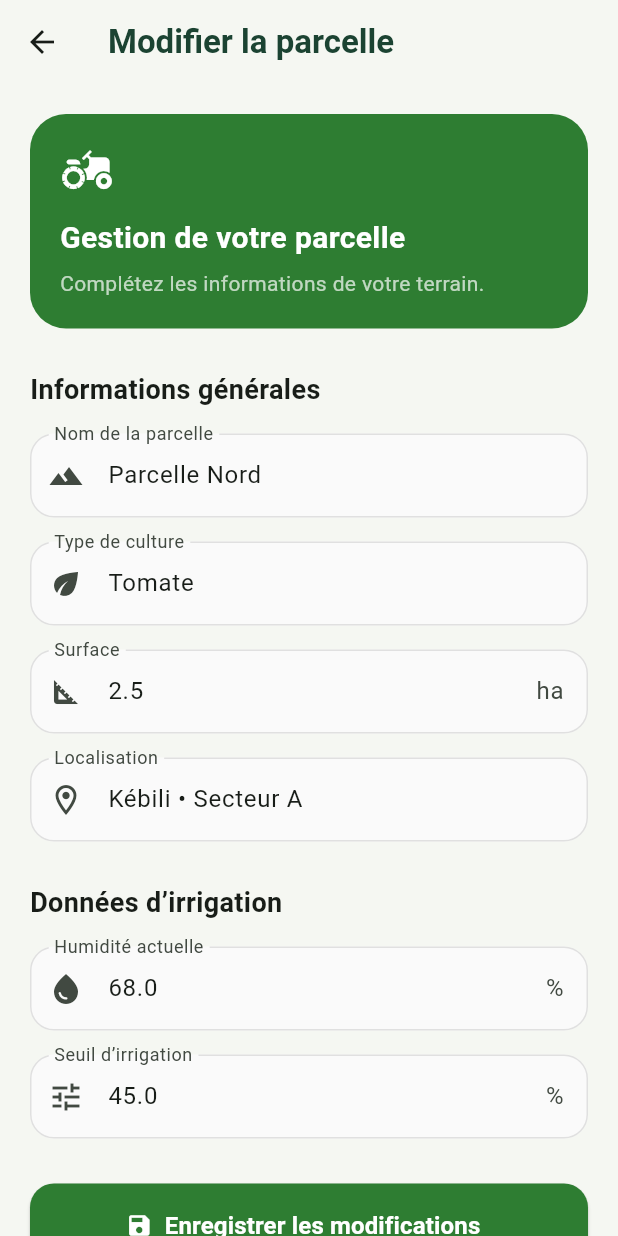
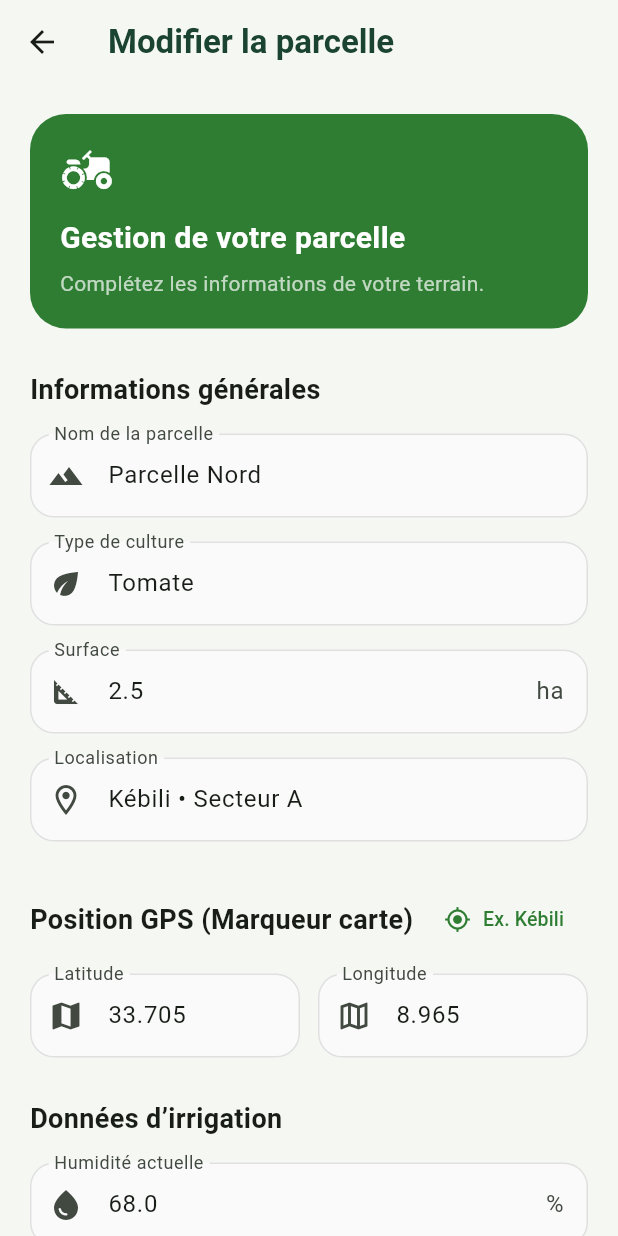
Before and after one commit to mehersoula1032-droid/agrismart_next, a Flutter app: the ParcelFormScreen screen opened directly with sample values from the repository, on a phone screen of 412 x 824 dp. Run offline on Flutter 3.47's test engine with Material 3 defaults, Android fonts, the phone set to English and light mode, and no system bars; our stand-ins replace firebase_auth, firebase_core, flutter_map, image_picker, latlong2; missing offline and left inert: google_mlkit_image_labeling; accounts and stored records are empty; network calls fail.

Commit message:
add gps farm mapping

```diff
--- a/lib/models/parcel.dart
+++ b/lib/models/parcel.dart
@@ -6,6 +6,8 @@ class Parcel {
   final double humidity;
   final double threshold;
   final String location;
+  final double? latitude;
+  final double? longitude;
 
   const Parcel({
     required this.id,
@@ -15,6 +17,8 @@ class Parcel {
     required this.humidity,
     required this.threshold,
     required this.location,
+    this.latitude,
+    this.longitude,
   });
 
   bool get needsIrrigation => humidity < threshold;
@@ -31,6 +35,8 @@ class Parcel {
     double? humidity,
     double? threshold,
     String? location,
+    double? latitude,
+    double? longitude,
   }) {
     return Parcel(
       id: id ?? this.id,
@@ -40,6 +46,8 @@ class Parcel {
       humidity: humidity ?? this.humidity,
       threshold: threshold ?? this.threshold,
       location: location ?? this.location,
+      latitude: latitude ?? this.latitude,
+      longitude: longitude ?? this.longitude,
     );
   }
 }
--- a/lib/screens/main_screen.dart
+++ b/lib/screens/main_screen.dart
@@ -1,7 +1,7 @@
 
 import 'package:flutter/material.dart';
 import 'package:provider/provider.dart';
-
+import 'gps_farm_mapping_screen.dart';
 import '../providers/auth_provider.dart';
 import 'home_screen.dart';
 import 'zones_screen.dart';
@@ -27,6 +27,7 @@ class _MainScreenState extends State<MainScreen> {
     StatisticsScreen(),
     PlantRecognitionScreen(),
     ProfileScreen(),
+    GPSFarmMappingScreen(), // Nouvel écran GPS
   ];
 
   @override
--- a/lib/screens/parcel_form_screen.dart
+++ b/lib/screens/parcel_form_screen.dart
@@ -22,6 +22,8 @@ class _ParcelFormScreenState extends State<ParcelFormScreen> {
   late TextEditingController _humidityController;
   late TextEditingController _thresholdController;
   late TextEditingController _locationController;
+  late TextEditingController _latController;
+  late TextEditingController _lngController;
 
   bool get isEditing => widget.parcel != null;
 
@@ -45,6 +47,12 @@ class _ParcelFormScreenState extends State<ParcelFormScreen> {
     _locationController = TextEditingController(
       text: parcel?.location ?? '',
     );
+    _latController = TextEditingController(
+      text: parcel?.latitude != null ? parcel!.latitude.toString() : '',
+    );
+    _lngController = TextEditingController(
+      text: parcel?.longitude != null ? parcel!.longitude.toString() : '',
+    );
   }
 
   @override
@@ -55,6 +63,8 @@ class _ParcelFormScreenState extends State<ParcelFormScreen> {
     _humidityController.dispose();
     _thresholdController.dispose();
     _locationController.dispose();
+    _latController.dispose();
+    _lngController.dispose();
     super.dispose();
   }
 
@@ -79,6 +89,19 @@ class _ParcelFormScreenState extends State<ParcelFormScreen> {
     return null;
   }
 
+  String? _validateCoordinate(String? value) {
+    if (value == null || value.trim().isEmpty) {
+      return null; // optionnel
+    }
+
+    final number = double.tryParse(value.replaceAll(',', '.'));
+    if (number == null) {
+      return 'Coordonnée invalide';
+    }
+
+    return null;
+  }
+
   Widget _buildField({
     required String label,
     required TextEditingController controller,
@@ -92,7 +115,7 @@ class _ParcelFormScreenState extends State<ParcelFormScreen> {
       controller: controller,
       validator: validator,
       keyboardType: isNumeric
-          ? const TextInputType.numberWithOptions(decimal: true)
+          ? const TextInputType.numberWithOptions(decimal: true, signed: true)
           : TextInputType.text,
       decoration: InputDecoration(
         labelText: label,
@@ -119,10 +142,23 @@ class _ParcelFormScreenState extends State<ParcelFormScreen> {
     );
   }
 
+  void _setDefaultGpsCoordinates() {
+    setState(() {
+      _latController.text = '33.7050';
+      _lngController.text = '8.9650';
+    });
+  }
+
   void _saveParcel() {
     if (!_formKey.currentState!.validate()) return;
 
     final provider = context.read<ParcelProvider>();
+
+    final latText = _latController.text.replaceAll(',', '.').trim();
+    final lngText = _lngController.text.replaceAll(',', '.').trim();
+
+    final latitude = latText.isNotEmpty ? double.tryParse(latText) : null;
+    final longitude = lngText.isNotEmpty ? double.tryParse(lngText) : null;
 
     final parcel = Parcel(
       id: widget.parcel?.id ??
@@ -133,6 +169,8 @@ class _ParcelFormScreenState extends State<ParcelFormScreen> {
       humidity: double.parse(_humidityController.text.replaceAll(',', '.')),
       threshold: double.parse(_thresholdController.text.replaceAll(',', '.')),
       location: _locationController.text.trim(),
+      latitude: latitude,
+      longitude: longitude,
     );
 
     if (isEditing) {
@@ -269,6 +307,57 @@ class _ParcelFormScreenState extends State<ParcelFormScreen> {
 
               const SizedBox(height: 28),
 
+              Row(
+                mainAxisAlignment: MainAxisAlignment.spaceBetween,
+                children: [
+                  const Text(
+                    'Position GPS (Marqueur carte)',
+                    style: TextStyle(
+                      fontSize: 18,
+                      fontWeight: FontWeight.bold,
+                    ),
+                  ),
+                  TextButton.icon(
+                    onPressed: _setDefaultGpsCoordinates,
+                    icon: const Icon(Icons.my_location, size: 18, color: green),
+                    label: const Text(
+                      'Ex. Kébili',
+                      style: TextStyle(color: green, fontSize: 13),
+                    ),
+                  ),
+                ],
+              ),
+
+              const SizedBox(height: 12),
+
+              Row(
+                children: [
+                  Expanded(
+                    child: _buildField(
+                      label: 'Latitude',
+                      controller: _latController,
+                      icon: Icons.map,
+                      hint: 'Ex: 33.7050',
+                      isNumeric: true,
+                      validator: _validateCoordinate,
+                    ),
+                  ),
+                  const SizedBox(width: 12),
+                  Expanded(
+                    child: _buildField(
+                      label: 'Longitude',
+                      controller: _lngController,
+                      icon: Icons.map_outlined,
+                      hint: 'Ex: 8.9650',
+                      isNumeric: true,
+                      validator: _validateCoordinate,
+                    ),
+                  ),
+                ],
+              ),
+
+              const SizedBox(height: 28),
+
               const Text(
                 'Données d’irrigation',
                 style: TextStyle(
--- a/lib/services/mock_data_service.dart
+++ b/lib/services/mock_data_service.dart
@@ -12,6 +12,8 @@ class MockDataService {
       humidity: 68.0,
       threshold: 45.0,
       location: 'Kébili • Secteur A',
+      latitude: 33.7050,
+      longitude: 8.9650,
     ),
     Parcel(
       id: 'P002',
@@ -21,6 +23,8 @@ class MockDataService {
       humidity: 32.0,
       threshold: 40.0,
       location: 'Kébili • Secteur B',
+      latitude: 33.6980,
+      longitude: 8.9710,
     ),
     Parcel(
       id: 'P003',
@@ -30,6 +34,8 @@ class MockDataService {
       humidity: 55.0,
       threshold: 50.0,
       location: 'Kébili • Secteur C',
+      latitude: 33.7120,
+      longitude: 8.9800,
     ),
     Parcel(
       id: 'P004',
@@ -39,6 +45,8 @@ class MockDataService {
       humidity: 28.0,
       threshold: 45.0,
       location: 'Kébili • Secteur D',
+      latitude: 33.7010,
+      longitude: 8.9550,
     ),
     Parcel(
       id: 'P005',
@@ -48,6 +56,8 @@ class MockDataService {
       humidity: 72.0,
       threshold: 55.0,
       location: 'Kébili • Secteur E',
+      latitude: 33.7065,
+      longitude: 8.9690,
     ),
   ];
 }
--- a/lib/widgets/app_bottom_navigation.dart
+++ b/lib/widgets/app_bottom_navigation.dart
@@ -64,6 +64,12 @@ class AppBottomNavigation extends StatelessWidget {
           selectedIcon: Icon(Icons.person),
           label: 'Profil',
         ),
+
+        const NavigationDestination(
+          icon: Icon(Icons.map_outlined),
+          selectedIcon: Icon(Icons.map),
+          label: 'GPS Mapping',
+        ),
       ],
     );
   }
--- a/pubspec.yaml
+++ b/pubspec.yaml
@@ -21,6 +21,10 @@ dependencies:
   image_picker: ^1.2.4
   google_mlkit_image_labeling: ^1.0.3
   firebase_ai: ^2.3.0
+  google_maps_flutter: ^2.19.0
+  geolocator: 14.1.2
+  flutter_map: 8.3.2
+  latlong2: 0.10.1
 
 dev_dependencies:
   flutter_test:
```
Also changed, not shown: lib/screens/gps_farm_mapping_screen.dart (added, +450 -0 lines), lib/screens/qr_scanner_screen.dart (+8 -4 lines), pubspec.lock, 7 other files.
